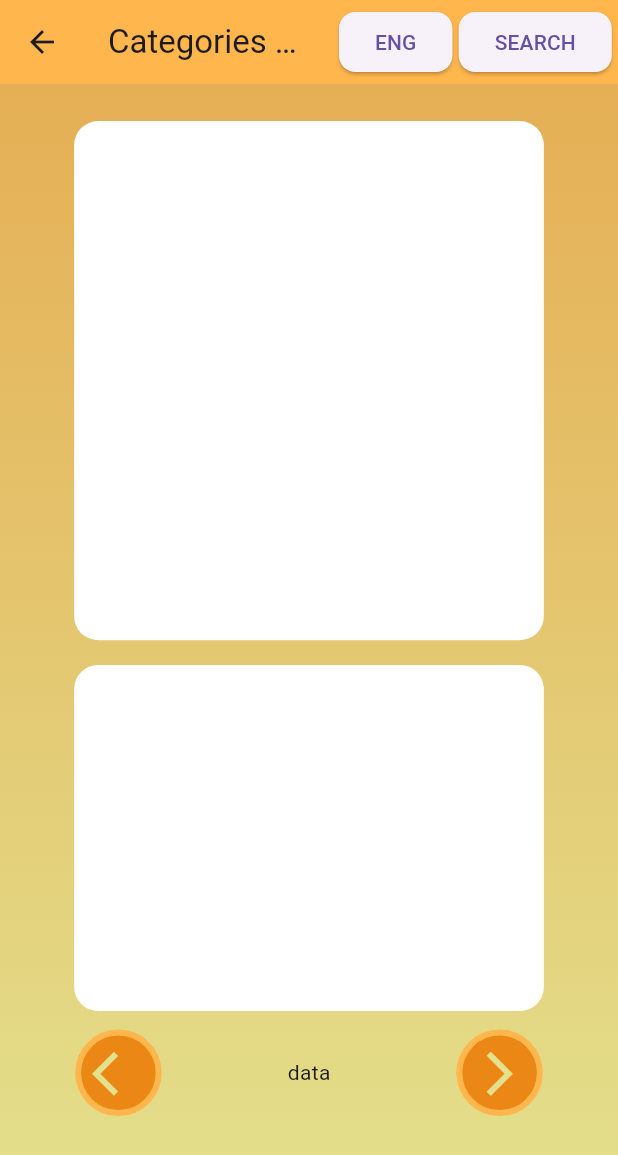
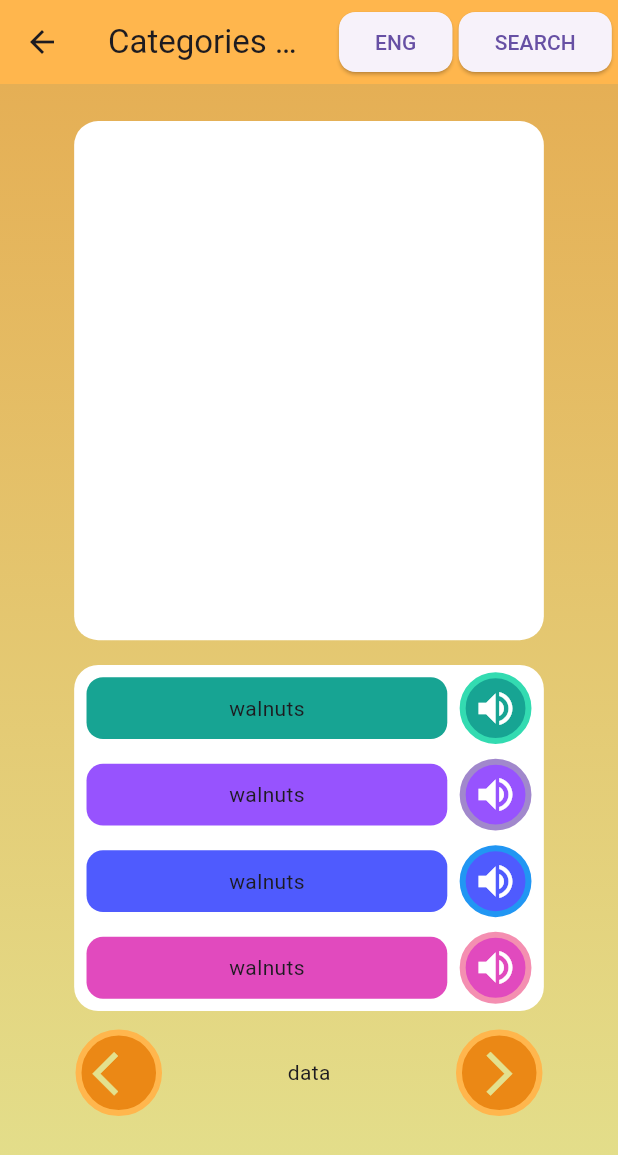
Before and after one commit to shayansaeed123/picture_dictionary, a Flutter app: the ItemDetails screen opened directly, on a phone screen of 412 x 824 dp. Shown: the top 1155 px of the screen. Run offline on Flutter 3.47's test engine with Material 3 defaults, Android fonts, the phone set to English and light mode, and no system bars; our stand-ins replace device_preview.

Commit message:
item update
item update

```diff
--- a/lib/res/reusableitemdetailsrow.dart
+++ b/lib/res/reusableitemdetailsrow.dart
@@ -1,10 +1,34 @@
 
 import 'package:flutter/cupertino.dart';
+import 'package:flutter/material.dart';
+import 'package:flutter/widgets.dart';
 
-Widget reusableitemdetailsrow(){
+Widget reusableitemdetailsrow(String name, Color  color, bordercolor, BuildContext context,) {
   return Row(
     children: [
-
+      Expanded(
+        child: Container(
+          margin: EdgeInsets.all(MediaQuery.of(context).size.height * .01),
+          height: MediaQuery.of(context).size.height * .05,
+          decoration: BoxDecoration(
+            color: color,
+             borderRadius: BorderRadius.circular(11),
+          ),
+          child: Center(child: Text(name)),
+        ),
+      ),
+      Container(
+                      // padding: EdgeInsets.all(MediaQuery.of(context).size.height * .01),
+                      // height: MediaQuery.of(context).size.height * .05,
+                      margin: EdgeInsets.only(right: MediaQuery.of(context).size.height * .01,),
+                      padding: EdgeInsets.all(MediaQuery.of(context).size.height * .006),
+                        decoration: BoxDecoration(
+                          shape: BoxShape.circle,
+                          border: Border.all(color: bordercolor,width: 4),
+                      color: color
+                    ),
+                    child: Center(child: Icon(Icons.volume_up,color: Colors.white, size: 30)),
+                    ),
     ],
   );
 }
--- a/lib/view/dashboard/itemdetails.dart
+++ b/lib/view/dashboard/itemdetails.dart
@@ -1,6 +1,7 @@
 import 'package:flutter/cupertino.dart';
 import 'package:flutter/material.dart';
 import 'package:picture_dictionary/res/reusablehomebtn.dart';
+import 'package:picture_dictionary/res/reusableitemdetailsrow.dart';
 
 class ItemDetails extends StatefulWidget {
   const ItemDetails({super.key});
@@ -50,6 +51,7 @@ class _ItemDetailsState extends State<ItemDetails> {
           ),
           width: MediaQuery.of(context).size.width,
           height: MediaQuery.of(context).size.height,
+          child: SingleChildScrollView(
             child: Column(
               children: [
                 Container(
@@ -71,6 +73,16 @@ class _ItemDetailsState extends State<ItemDetails> {
                   decoration: BoxDecoration(
                       borderRadius: BorderRadius.circular(16),
                       color: Colors.white),
+                      child: SingleChildScrollView(
+                        child: Column(
+                          mainAxisAlignment: MainAxisAlignment.spaceBetween,
+                          children: [
+                          reusableitemdetailsrow('walnuts', Color(0xFF17a493), const Color.fromARGB(255, 51, 219, 177),  context),
+                          reusableitemdetailsrow('walnuts', Color(0xFF9753fe), Color.fromARGB(255, 161, 136, 204), context),
+                          reusableitemdetailsrow('walnuts', Color(0xFF4f5bfe), Colors.blue.shade500,  context),
+                          reusableitemdetailsrow('walnuts', Color(0xFFe14abe), Colors.pink.shade200,  context),
+                        ],),
+                      ),
                 ),
                 Container(
                   margin: EdgeInsets.only(
@@ -85,8 +97,8 @@ class _ItemDetailsState extends State<ItemDetails> {
                     mainAxisAlignment: MainAxisAlignment.spaceBetween,
                     children: [
                       Container(
-                      // padding: EdgeInsets.all(MediaQuery.of(context).size.height * .01),
-                      height: MediaQuery.of(context).size.height * .07,
+                        padding: EdgeInsets.all(MediaQuery.of(context).size.height * .01),
+                        // height: MediaQuery.of(context).size.height * .07,
                           decoration: BoxDecoration(
                             shape: BoxShape.circle,
                             border: Border.all(color: Color(0xFFffb64d),width: 4),
@@ -100,18 +112,12 @@ class _ItemDetailsState extends State<ItemDetails> {
                           ],
                         ),
                       ),
-                    child: IconButton(
-                        icon: Center(child: Icon(Icons.arrow_back_ios,size: 35,)),
-                        onPressed: () {
-                          Navigator.pop(context);
-                        },
-                        color: Color(0xFFe3e18e),
-                        ),
+                      child:  Center(child: Icon(Icons.arrow_back_ios,size: 35,color: Color(0xFFe3e18e),)),
                       ),
                       Text('data'),
                       Container(
-                      // padding: EdgeInsets.all(MediaQuery.of(context).size.height * .01),
-                      height: MediaQuery.of(context).size.height * .07,
+                        padding: EdgeInsets.all(MediaQuery.of(context).size.height * .01),
+                        // height: MediaQuery.of(context).size.height * .07,
                           decoration: BoxDecoration(
                             shape: BoxShape.circle,
                             border: Border.all(color: Color(0xFFffb64d),width: 4),
@@ -125,19 +131,15 @@ class _ItemDetailsState extends State<ItemDetails> {
                           ],
                         ),
                       ),
-                    child: IconButton(
-                        icon: Center(child: Icon(Icons.arrow_forward_ios,size: 35,)),
-                        onPressed: () {
-                          Navigator.pop(context);
-                        },
-                        color: Color(0xFFe3e18e),
-                        ),
+                      child: Center(child: Icon(Icons.arrow_forward_ios,size: 35,color: Color(0xFFe3e18e),)),
+
                       ),
                     ],
                   ),
                 ),
               ],
             ),
+          ),
         ));
   }
 }
--- a/lib/view/dashboard/items.dart
+++ b/lib/view/dashboard/items.dart
@@ -73,7 +73,8 @@ class _ItemsPageState extends State<ItemsPage> {
                         width: MediaQuery.of(context).size.width * .44,
                         height: MediaQuery.of(context).size.height * .20,
                         decoration: BoxDecoration(
-                          color: Color(0xFFffb64d),
+                          color: Colors.white,
+                          // Color(0xFFffb64d),
                           borderRadius: BorderRadius.circular(11),
                         ),
                       ),
```
Lines whose indentation alone changed are shown as unchanged.
